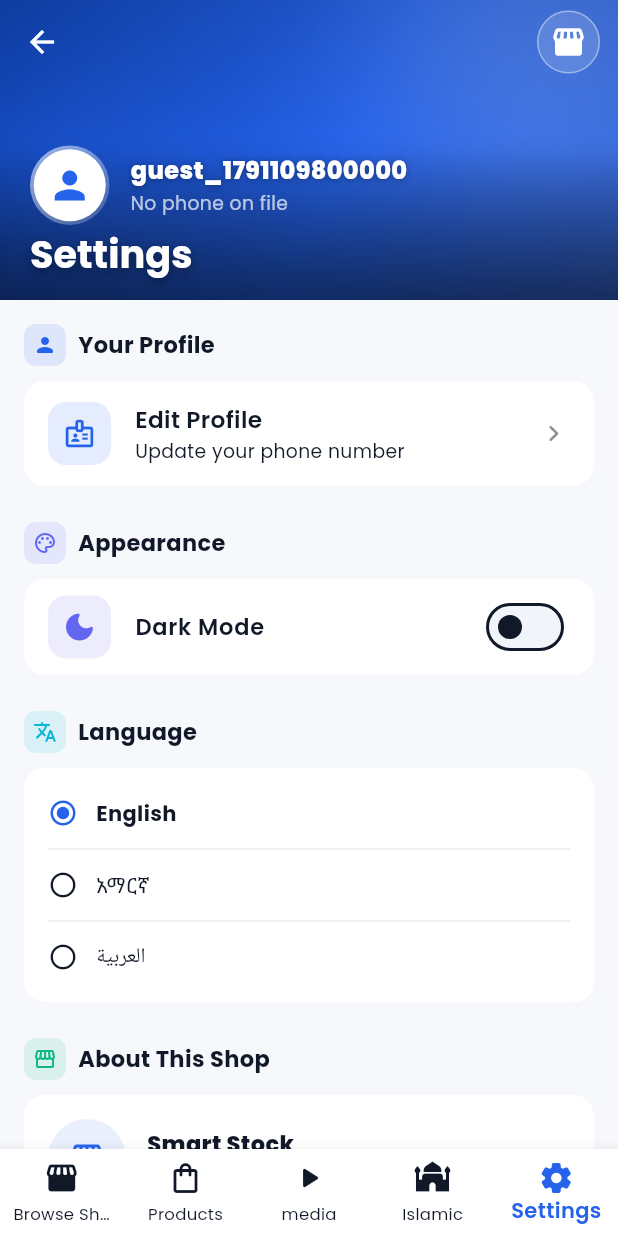
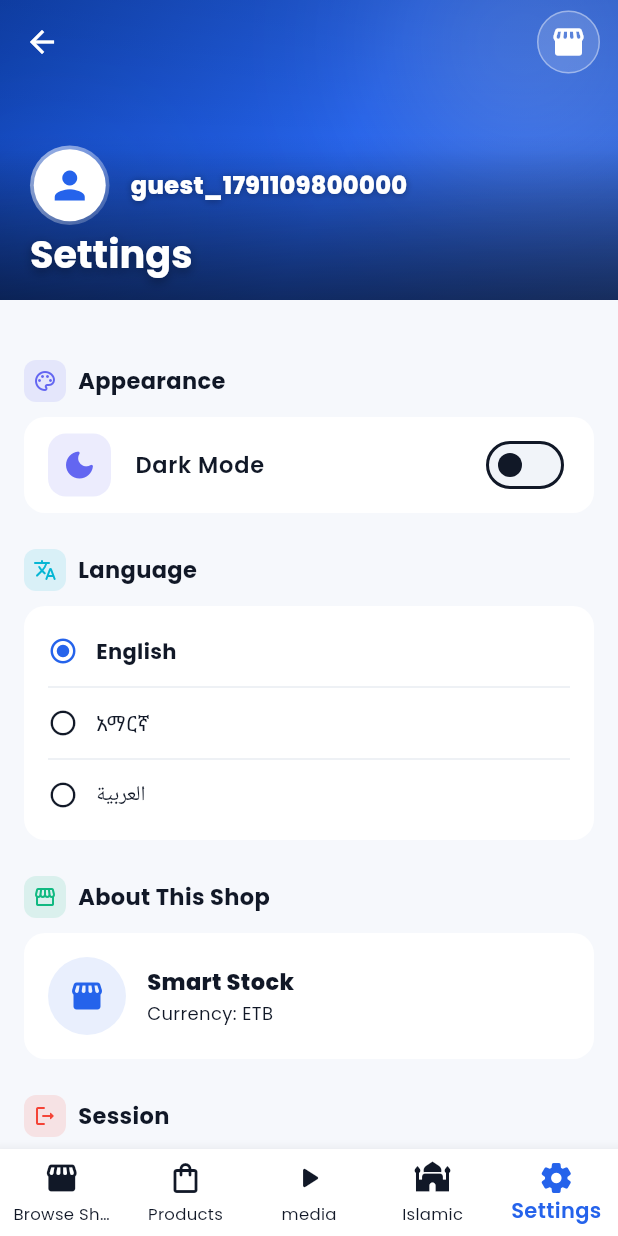
Before and after one commit to khetuab/smart-stock-management, a Flutter app: the CustomerSettingsScreen screen opened by its route, on a phone screen of 412 x 824 dp. Run offline on Flutter 3.47's test engine with Material 3 defaults, Android fonts, the phone set to English and light mode, and no system bars; our stand-ins replace dio, fl_chart, flutter_animate, flutter_compass, font_awesome_flutter, geocoding and 16 more; missing offline and left inert: abushakir, dart:html, file_selector, googleapis, light_compressor_v2; accounts and stored records are empty; network calls fail; key blocks and very long unbroken strings in the code were emptied for the run.

Commit message:
Update permissions and manif

```diff
--- a/lib/presentation/controllers/auth_controller.dart
+++ b/lib/presentation/controllers/auth_controller.dart
@@ -4,6 +4,7 @@ import 'dart:io';
 import 'package:flutter/material.dart';
 import 'package:get/get.dart';
 import 'package:smart_stock/presentation/views/auth/customer_welcome_screen.dart';
+import 'package:smart_stock/presentation/views/auth/login_screen.dart';
 import '../../data/models/user_model.dart';
 import '../../data/services/google_sheets_service.dart';
 import '../../data/services/shared_preferences_service.dart';
@@ -343,7 +344,9 @@ class AuthController extends GetxController {
       phone.value = '';
       role.value = 'customer';
 
-      Get.offAll(()=>CustomerWelcomeScreen());
+      await _assignSilentGuest(); // <-- generate a fresh guest session immediately
+
+      Get.offAll(() => LoginScreen());
     } catch (e) {
       print('Error ending guest session: $e');
     }
--- a/lib/presentation/views/customer/customer_settings_screen.dart
+++ b/lib/presentation/views/customer/customer_settings_screen.dart
@@ -144,11 +144,6 @@ class CustomerSettingsScreen extends StatelessWidget {
                                   shadows: [Shadow(color: Colors.black38, blurRadius: 6, offset: Offset(0, 1))],
                                 ),
                               ),
-                              const SizedBox(height: 2),
-                              Text(
-                                auth.phone.value.isEmpty ? 'No phone on file'.tr : auth.phone.value,
-                                style: const TextStyle(color: Colors.white70, fontSize: 12.5),
-                              ),
                             ],
                           ),
                         ),
@@ -164,18 +159,18 @@ class CustomerSettingsScreen extends StatelessWidget {
             padding: const EdgeInsets.fromLTRB(16, 16, 16, 20),
             sliver: SliverList(
               delegate: SliverChildListDelegate([
-                _SectionHeader(title: 'Your Profile'.tr, icon: Icons.person_rounded, color: scheme.primary),
-                const SizedBox(height: 10),
-                SectionCard(
-                  padding: EdgeInsets.zero,
-                  child: _SettingTile(
-                    icon: Icons.badge_outlined,
-                    iconColor: scheme.primary,
-                    title: 'Edit Profile'.tr,
-                    subtitle: 'Update your phone number'.tr,
-                    onTap: () => _showEditProfileSheet(context, auth),
-                  ),
-                ),
+                // _SectionHeader(title: 'Your Profile'.tr, icon: Icons.person_rounded, color: scheme.primary),
+                // const SizedBox(height: 10),
+                // SectionCard(
+                //   padding: EdgeInsets.zero,
+                //   child: _SettingTile(
+                //     icon: Icons.badge_outlined,
+                //     iconColor: scheme.primary,
+                //     title: 'Edit Profile'.tr,
+                //     subtitle: 'Update your phone number'.tr,
+                //     onTap: () => _showEditProfileSheet(context, auth),
+                //   ),
+                // ),
 
                 const SizedBox(height: 24),
                 _SectionHeader(title: 'Appearance'.tr, icon: Icons.palette_outlined, color: const Color(0xFF6366F1)),
@@ -254,6 +249,19 @@ class CustomerSettingsScreen extends StatelessWidget {
                     ],
                   ),
                 )),
+                const SizedBox(height: 24),
+                _SectionHeader(title: 'Session'.tr, icon: Icons.logout_rounded, color: Colors.red),
+                const SizedBox(height: 10),
+                SectionCard(
+                  padding: EdgeInsets.zero,
+                  child: _SettingTile(
+                    icon: Icons.logout_rounded,
+                    iconColor: Colors.red,
+                    title: 'End Session'.tr,
+                    hideChevron: true,
+                    onTap: () => _confirmEndSession(context, auth),
+                  ),
+                ),
 
 
               ]),
```
Also changed, not shown: 2 other files.
